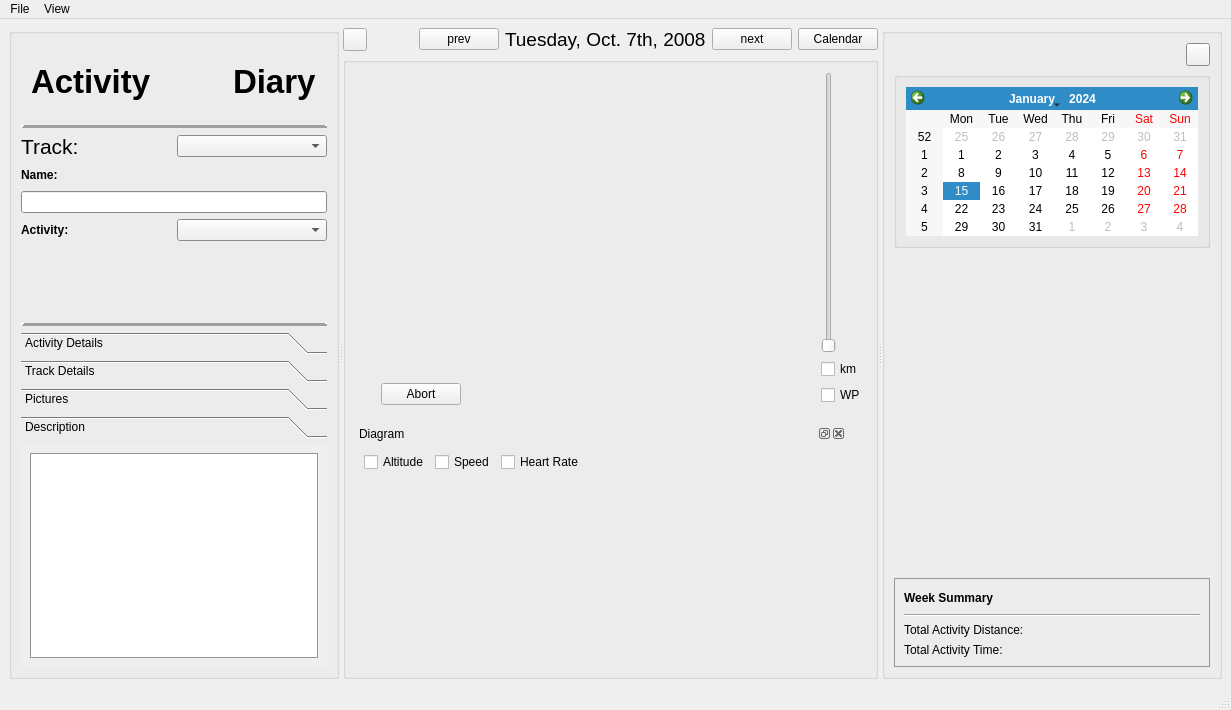
First picture: the form in src/activitydiary.ui, repository tpatzig/activitydiary, before the edit.
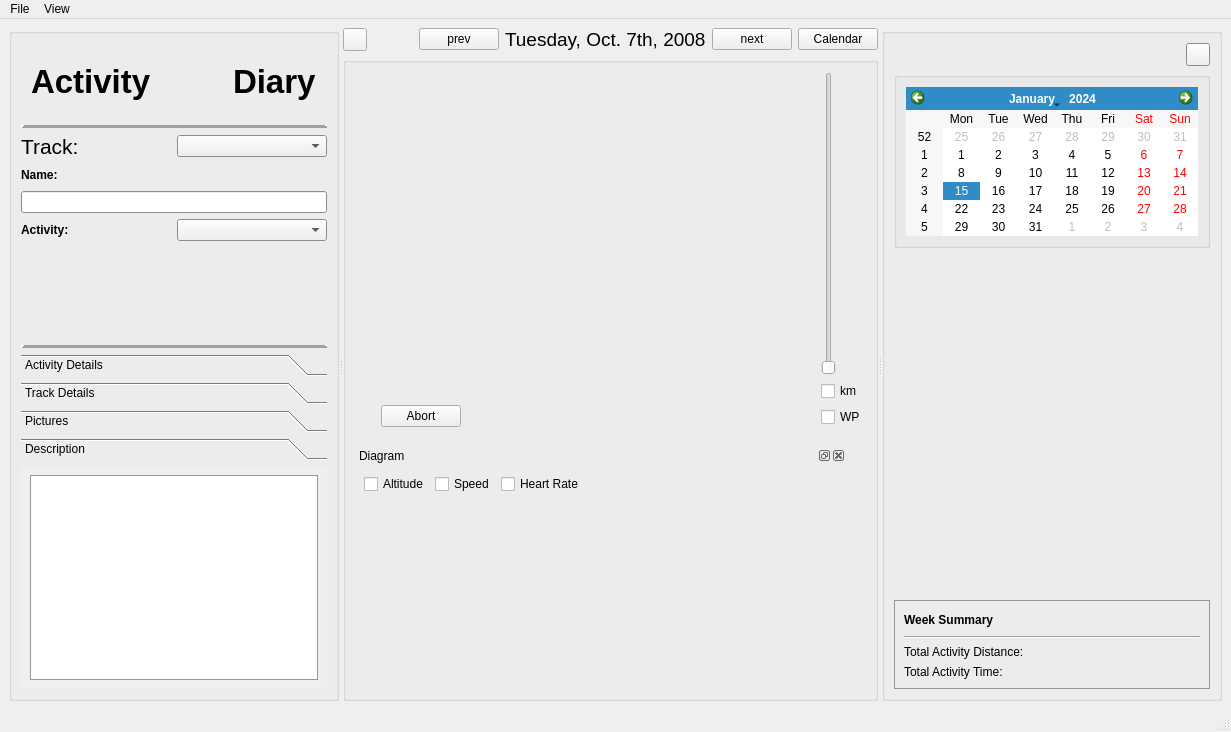
Second picture: the form after the edit. The open tabs and pages were chosen to show the change. Custom widgets are drawn as their Qt base class.

```diff
--- a/src/activitydiary.ui
+++ b/src/activitydiary.ui
@@ -1,12 +1,12 @@
 <ui version="4.0" >
  <class>SportsDiary</class>
- <widget class="QMainWindow" name="SportsDiary" >
-  <property name="geometry" >
+ <widget class="QMainWindow" name="SportsDiary">
+  <property name="geometry">
    <rect>
     <x>0</x>
     <y>0</y>
     <width>1231</width>
-    <height>710</height>
+    <height>732</height>
    </rect>
   </property>
   <property name="sizePolicy" >
@@ -1214,13 +1214,13 @@
              </item>
             </layout>
            </widget>
-           <widget class="QWidget" name="page_3" >
-            <property name="geometry" >
+           <widget class="QWidget" name="page_3">
+            <property name="geometry">
              <rect>
               <x>0</x>
               <y>0</y>
-              <width>94</width>
-              <height>70</height>
+              <width>106</width>
+              <height>106</height>
              </rect>
             </property>
             <attribute name="label" >
@@ -1243,12 +1243,12 @@
                  <property name="readOnly" >
                   <bool>false</bool>
                  </property>
-                 <property name="html" >
-                  <string>&lt;!DOCTYPE HTML PUBLIC "-//W3C//DTD HTML 4.0//EN" "http://www.w3.org/TR/REC-html40/strict.dtd">
-&lt;html>&lt;head>&lt;meta name="qrichtext" content="1" />&lt;style type="text/css">
+                 <property name="html">
+                  <string>&lt;!DOCTYPE HTML PUBLIC &quot;-//W3C//DTD HTML 4.0//EN&quot; &quot;http://www.w3.org/TR/REC-html40/strict.dtd&quot;&gt;
+&lt;html&gt;&lt;head&gt;&lt;meta name=&quot;qrichtext&quot; content=&quot;1&quot; /&gt;&lt;style type=&quot;text/css&quot;&gt;
 p, li { white-space: pre-wrap; }
-&lt;/style>&lt;/head>&lt;body style=" font-family:'Sans Serif'; font-size:10pt; font-weight:400; font-style:normal;">
-&lt;p style="-qt-paragraph-type:empty; margin-top:0px; margin-bottom:0px; margin-left:0px; margin-right:0px; -qt-block-indent:0; text-indent:0px;">&lt;/p>&lt;/body>&lt;/html></string>
+&lt;/style&gt;&lt;/head&gt;&lt;body style=&quot; font-family:'Lucida Grande'; font-size:13pt; font-weight:400; font-style:normal;&quot;&gt;
+&lt;p style=&quot;-qt-paragraph-type:empty; margin-top:0px; margin-bottom:0px; margin-left:0px; margin-right:0px; -qt-block-indent:0; text-indent:0px; font-family:'Sans Serif'; font-size:10pt;&quot;&gt;&lt;/p&gt;&lt;/body&gt;&lt;/html&gt;</string>
                  </property>
                 </widget>
                </item>
```
Left out of the diff: 1139 changed lines with no effect on the pictures.
